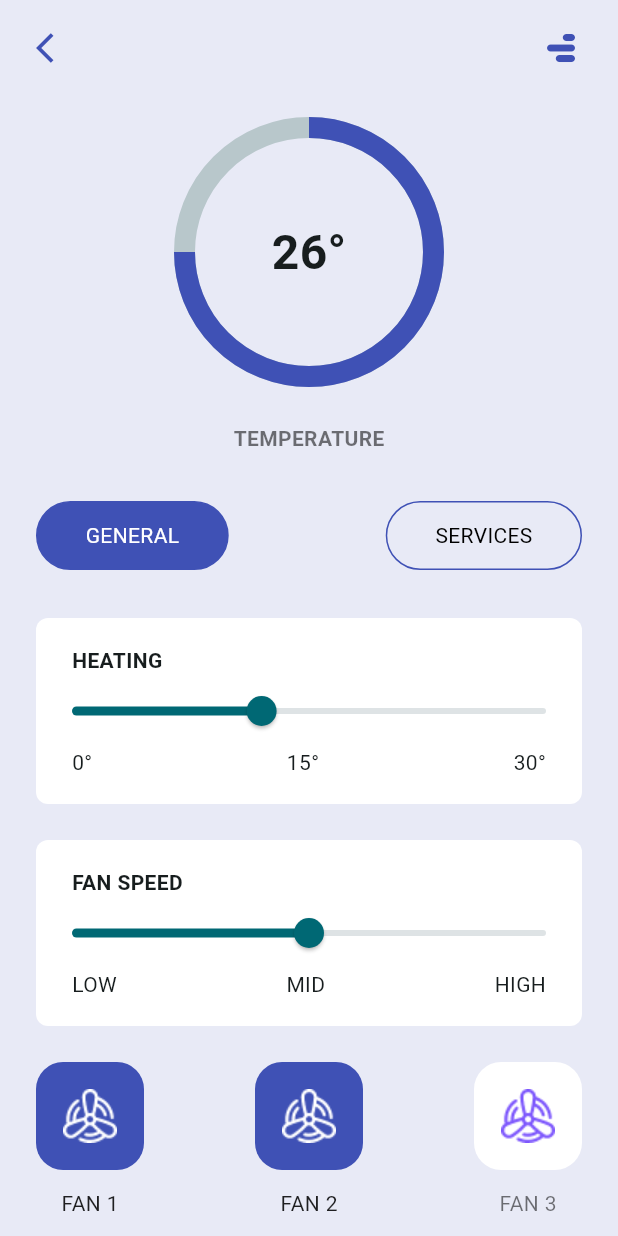
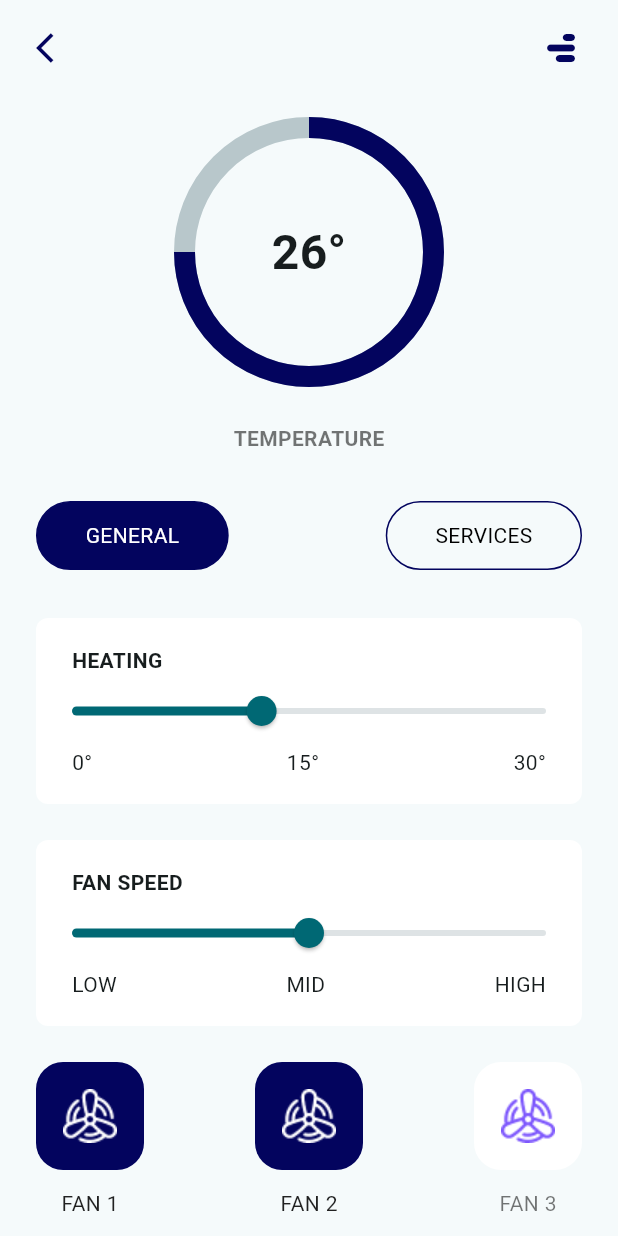
Before and after one commit to mjaber5/Smart-Home, a Flutter app: the HomeView screen opened by its route, after a tap on "TEMPERATURE", on a phone screen of 412 x 824 dp. Run offline on Flutter 3.47's test engine with Material 3 defaults, Android fonts, the phone set to English and light mode, and no system bars; drawn by our look-alikes of percent_indicator; our stand-ins replace go_router.

Commit message:
enhance ui

```diff
--- a/lib/core/utils/color.dart
+++ b/lib/core/utils/color.dart
@@ -2,5 +2,5 @@ import 'package:flutter/material.dart';
 
 class IColors {
   static const Color kPrimaryColor = Color(0xFFFFFFFF);
-  static const Color kSeconderyColor = Colors.indigo;
+  static const Color kSeconderyColor = Color(0xFF03045E);
 }
--- a/lib/features/auth/register/presentation/view/widgets/signup_button.dart
+++ b/lib/features/auth/register/presentation/view/widgets/signup_button.dart
@@ -33,7 +33,7 @@ class SignupButton extends StatelessWidget {
                 ),
               ),
               onPressed: () {
-                GoRouter.of(context).pushReplacement(AppRouter.kLayout);
+                GoRouter.of(context).pushReplacement(AppRouter.kHomeView);
               },
               child: const Text('Sign up'),
             ),
--- a/lib/features/auth/signin/presentation/view/widgets/login_buttons.dart
+++ b/lib/features/auth/signin/presentation/view/widgets/login_buttons.dart
@@ -31,7 +31,7 @@ class LoginButtons extends StatelessWidget {
               ),
             ),
             onPressed: () {
-              GoRouter.of(context).pushReplacement(AppRouter.kLayout);
+              GoRouter.of(context).pushReplacement(AppRouter.kHomeView);
             },
             child: const Text('Sign In'),
           ),
--- a/lib/features/home/presentation/view/home_view.dart
+++ b/lib/features/home/presentation/view/home_view.dart
@@ -1,4 +1,5 @@
 import 'package:flutter/material.dart';
+import 'package:smart_home/core/utils/color.dart';
 import 'package:smart_home/features/home/presentation/view/temperature.dart';
 
 class HomeView extends StatefulWidget {
@@ -12,7 +13,6 @@ class _HomeViewState extends State<HomeView> {
   @override
   Widget build(BuildContext context) {
     return Scaffold(
-      backgroundColor: Colors.indigo.shade50,
       body: SafeArea(
         child: Container(
           margin: const EdgeInsets.only(top: 18, left: 24, right: 24),
@@ -27,7 +27,7 @@ class _HomeViewState extends State<HomeView> {
                     'HI JOHN',
                     style: TextStyle(
                       fontSize: 18,
-                      color: Colors.indigo,
+                      color: IColors.kSeconderyColor,
                       fontWeight: FontWeight.bold,
                     ),
                   ),
@@ -35,7 +35,7 @@ class _HomeViewState extends State<HomeView> {
                     quarterTurns: 135,
                     child: Icon(
                       Icons.bar_chart_rounded,
-                      color: Colors.indigo,
+                      color: IColors.kSeconderyColor,
                       size: 28,
                     ),
                   ),
@@ -89,7 +89,7 @@ class _HomeViewState extends State<HomeView> {
                           },
                           icon: 'assets/images/temperature.png',
                           title: 'TEMPERATURE',
-                          color: Colors.indigoAccent,
+                          color: IColors.kSeconderyColor,
                           fontColor: Colors.white,
                         ),
                       ],
--- a/lib/features/home/presentation/view/temperature.dart
+++ b/lib/features/home/presentation/view/temperature.dart
@@ -1,14 +1,13 @@
-import 'package:flutter/cupertino.dart';
 import 'package:flutter/material.dart';
-import 'package:flutter/painting.dart';
-import 'package:flutter/rendering.dart';
+
 import 'package:percent_indicator/circular_percent_indicator.dart';
+import 'package:smart_home/core/utils/color.dart';
 
 class TemperaturePage extends StatefulWidget {
-  const TemperaturePage({Key? key}) : super(key: key);
+  const TemperaturePage({super.key});
 
   @override
-  _TemperaturePageState createState() => _TemperaturePageState();
+  State<TemperaturePage> createState() => _TemperaturePageState();
 }
 
 class _TemperaturePageState extends State<TemperaturePage> {
@@ -17,7 +16,6 @@ class _TemperaturePageState extends State<TemperaturePage> {
   @override
   Widget build(BuildContext context) {
     return Scaffold(
-      backgroundColor: Colors.indigo.shade50,
       body: SafeArea(
         child: Container(
           margin: const EdgeInsets.only(top: 18, left: 24, right: 24),
@@ -34,17 +32,17 @@ class _TemperaturePageState extends State<TemperaturePage> {
                     },
                     child: const Icon(
                       Icons.arrow_back_ios,
-                      color: Colors.indigo,
+                      color: IColors.kSeconderyColor,
                     ),
                   ),
                   const RotatedBox(
                     quarterTurns: 135,
                     child: Icon(
                       Icons.bar_chart_rounded,
-                      color: Colors.indigo,
+                      color: IColors.kSeconderyColor,
                       size: 28,
                     ),
-                  )
+                  ),
                 ],
               ),
               Expanded(
@@ -56,7 +54,7 @@ class _TemperaturePageState extends State<TemperaturePage> {
                       radius: 180,
                       lineWidth: 14,
                       percent: 0.75,
-                      progressColor: Colors.indigo,
+                      progressColor: IColors.kSeconderyColor,
                       center: const Text(
                         '26\u00B0',
                         style: TextStyle(
@@ -70,7 +68,9 @@ class _TemperaturePageState extends State<TemperaturePage> {
                       child: Text(
                         'TEMPERATURE',
                         style: TextStyle(
-                            fontWeight: FontWeight.bold, color: Colors.black54),
+                          fontWeight: FontWeight.bold,
+                          color: Colors.black54,
+                        ),
                       ),
                     ),
                     const SizedBox(height: 32),
@@ -95,9 +95,7 @@ class _TemperaturePageState extends State<TemperaturePage> {
                             padding: EdgeInsets.symmetric(horizontal: 24),
                             child: Text(
                               'HEATING',
-                              style: TextStyle(
-                                fontWeight: FontWeight.bold,
-                              ),
+                              style: TextStyle(fontWeight: FontWeight.bold),
                             ),
                           ),
                           Slider(
@@ -117,7 +115,7 @@ class _TemperaturePageState extends State<TemperaturePage> {
                                 Text('30\u00B0'),
                               ],
                             ),
-                          )
+                          ),
                         ],
                       ),
                     ),
@@ -135,9 +133,7 @@ class _TemperaturePageState extends State<TemperaturePage> {
                             padding: EdgeInsets.symmetric(horizontal: 24),
                             child: Text(
                               'FAN SPEED',
-                              style: TextStyle(
-                                fontWeight: FontWeight.bold,
-                              ),
+                              style: TextStyle(fontWeight: FontWeight.bold),
                             ),
                           ),
                           Slider(
@@ -157,7 +153,7 @@ class _TemperaturePageState extends State<TemperaturePage> {
                                 Text('HIGH'),
                               ],
                             ),
-                          )
+                          ),
                         ],
                       ),
                     ),
@@ -181,16 +177,13 @@ class _TemperaturePageState extends State<TemperaturePage> {
     );
   }
 
-  Widget _fan({
-    required String title,
-    bool isActive = false,
-  }) {
+  Widget _fan({required String title, bool isActive = false}) {
     return Column(
       children: [
         Container(
           padding: const EdgeInsets.all(18),
           decoration: BoxDecoration(
-            color: isActive ? Colors.indigo : Colors.white,
+            color: isActive ? IColors.kSeconderyColor : Colors.white,
             borderRadius: BorderRadius.circular(18),
           ),
           child: Image.asset(
@@ -200,33 +193,23 @@ class _TemperaturePageState extends State<TemperaturePage> {
         const SizedBox(height: 12),
         Text(
           title,
-          style: TextStyle(
-            color: isActive ? Colors.black87 : Colors.black54,
-          ),
+          style: TextStyle(color: isActive ? Colors.black87 : Colors.black54),
         ),
       ],
     );
   }
 
-  Widget _roundedButton({
-    required String title,
-    bool isActive = false,
-  }) {
+  Widget _roundedButton({required String title, bool isActive = false}) {
     return Container(
-      padding: const EdgeInsets.symmetric(
-        vertical: 12,
-        horizontal: 32,
-      ),
+      padding: const EdgeInsets.symmetric(vertical: 12, horizontal: 32),
       decoration: BoxDecoration(
-        color: isActive ? Colors.indigo : Colors.transparent,
+        color: isActive ? IColors.kSeconderyColor : Colors.transparent,
         borderRadius: BorderRadius.circular(24),
-        border: Border.all(color: Colors.indigo),
+        border: Border.all(color: IColors.kSeconderyColor),
       ),
       child: Text(
         title,
-        style: TextStyle(
-          color: isActive ? Colors.white : Colors.black,
-        ),
+        style: TextStyle(color: isActive ? Colors.white : Colors.black),
       ),
     );
   }
```
